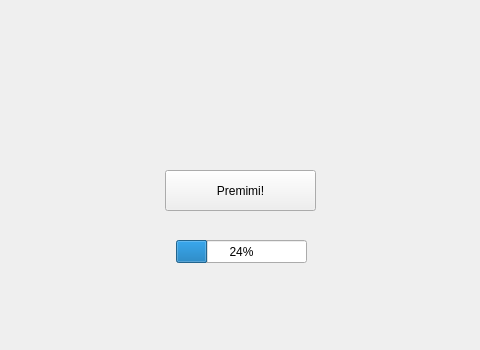
EdericoDev/QTTests, file buttontests/mainwindow.ui: the form before one commit; both pictures show x 134 to 614 and y 0 to 350 of the 800 by 600 pixel window.
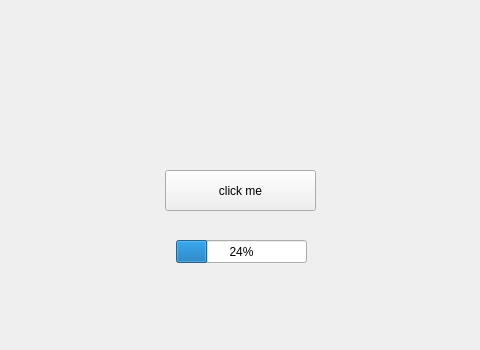
The form after the commit.

```diff
--- a/buttontests/mainwindow.ui
+++ b/buttontests/mainwindow.ui
@@ -24,7 +24,7 @@
      </rect>
     </property>
     <property name="text">
-     <string>Premimi!</string>
+     <string>click me</string>
     </property>
    </widget>
    <widget class="QLabel" name="labelClickCount">
```
